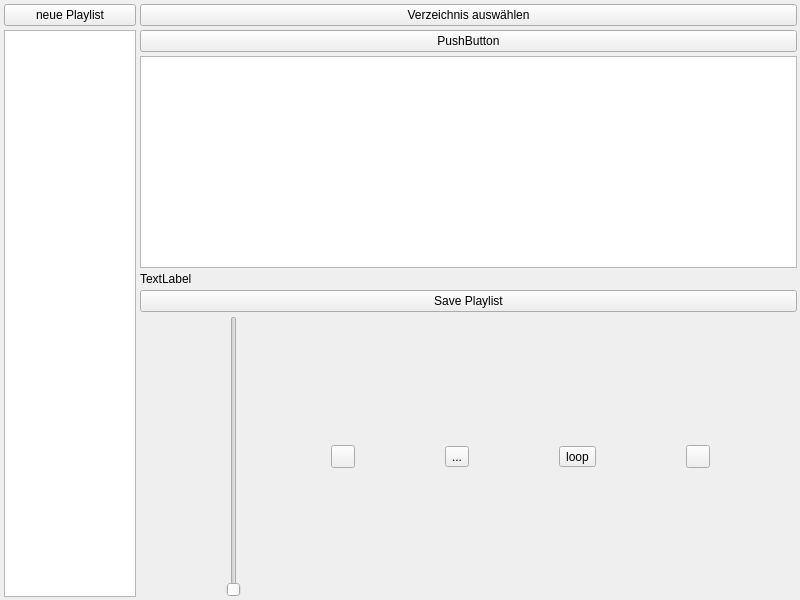
This is mainwindow.ui in mishale/MP3Player-Qt as Qt 5 draws it before an edit. The edited form follows.
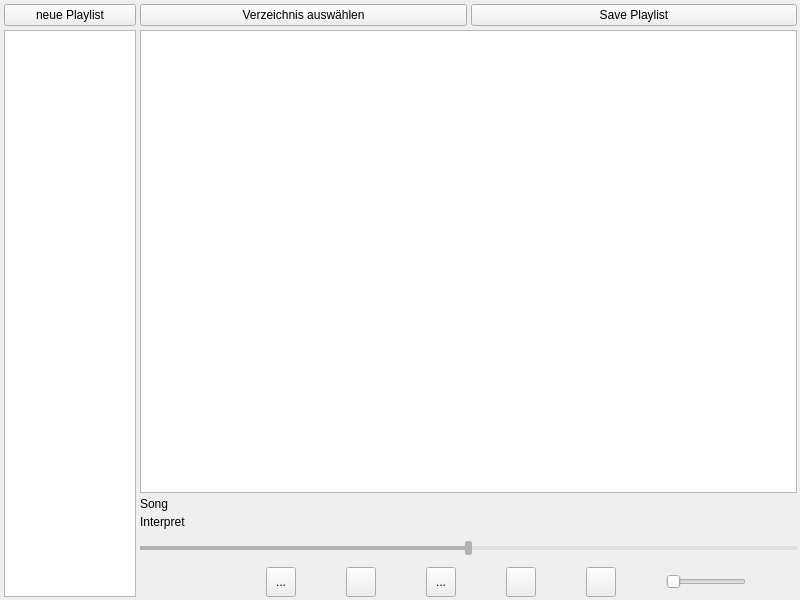
This is the edited form. Icons and pictures are not drawn.

Diff of the .ui file:
```diff
--- a/mainwindow.ui
+++ b/mainwindow.ui
@@ -73,35 +73,100 @@
           <number>4</number>
          </property>
          <item>
-          <widget class="QPushButton" name="selectDirButton">
-           <property name="text">
-            <string>Verzeichnis auswählen</string>
-           </property>
-          </widget>
-         </item>
-         <item>
-          <widget class="QPushButton" name="pushButton">
-           <property name="text">
-            <string>PushButton</string>
-           </property>
-          </widget>
+          <layout class="QHBoxLayout" name="horizontalLayout">
+           <item>
+            <widget class="QPushButton" name="selectDirButton">
+             <property name="text">
+              <string>Verzeichnis auswählen</string>
+             </property>
+            </widget>
+           </item>
+           <item>
+            <widget class="QPushButton" name="saveButton">
+             <property name="sizePolicy">
+              <sizepolicy hsizetype="Minimum" vsizetype="Fixed">
+               <horstretch>0</horstretch>
+               <verstretch>0</verstretch>
+              </sizepolicy>
+             </property>
+             <property name="text">
+              <string>Save Playlist</string>
+             </property>
+            </widget>
+           </item>
+          </layout>
          </item>
          <item>
           <widget class="QListWidget" name="songList"/>
          </item>
-         <item>
-          <widget class="QLabel" name="songMeta">
-           <property name="text">
-            <string>TextLabel</string>
-           </property>
-          </widget>
-         </item>
         </layout>
        </item>
        <item>
-        <widget class="QPushButton" name="saveButton">
+        <widget class="QLabel" name="songTitle">
          <property name="text">
-          <string>Save Playlist</string>
+          <string>Song</string>
+         </property>
+        </widget>
+       </item>
+       <item>
+        <widget class="QLabel" name="songAuthor">
+         <property name="text">
+          <string>Interpret</string>
+         </property>
+        </widget>
+       </item>
+       <item>
+        <widget class="QSlider" name="progressBar">
+         <property name="styleSheet">
+          <string notr="true">QSlider {
+    height: 30px;
+    height: 30px;
+}
+
+/* Groove: Slider Spur */
+QSlider::groove {
+    border: 1px solid #999999;
+    background: #E0E0E0;
+    height: 2px;
+    border-radius: 4px;
+}
+
+/* Groove: Ding zum Sliden */
+QSlider::handle {
+    background: #B2B2B2;
+    border: 1px solid #B2B2B2;
+    width: 5px;
+    height: 20px;
+    margin: -6px 0;
+    border-radius: 2px;
+}
+
+QSlider::handle:hover {
+    background: #5B5C5D;
+    border: 1px solid #5B5C5D;
+}
+
+/* Add-page: rechte Seite vom Slider */
+QSlider::add-page {
+    background: #E0E0E0;
+    border-radius: 4px;
+}
+
+/* Add-page: linke Seite vom Slider */
+QSlider::sub-page {
+    background: #B2B2B2;
+    border-radius: 4px;
+}
+</string>
+         </property>
+         <property name="maximum">
+          <number>100</number>
+         </property>
+         <property name="sliderPosition">
+          <number>50</number>
+         </property>
+         <property name="orientation">
+          <enum>Qt::Orientation::Horizontal</enum>
          </property>
         </widget>
        </item>
@@ -110,15 +175,58 @@
          <property name="spacing">
           <number>4</number>
          </property>
+         <property name="sizeConstraint">
+          <enum>QLayout::SizeConstraint::SetDefaultConstraint</enum>
+         </property>
          <item>
-          <widget class="QSlider" name="volumeSlider">
+          <spacer name="horizontalSpacer">
            <property name="orientation">
-            <enum>Qt::Orientation::Vertical</enum>
+            <enum>Qt::Orientation::Horizontal</enum>
+           </property>
+           <property name="sizeType">
+            <enum>QSizePolicy::Policy::Maximum</enum>
+           </property>
+           <property name="sizeHint" stdset="0">
+            <size>
+             <width>80</width>
+             <height>30</height>
+            </size>
+           </property>
+          </spacer>
+         </item>
+         <item>
+          <widget class="QToolButton" name="shuffleButton">
+           <property name="sizePolicy">
+            <sizepolicy hsizetype="Expanding" vsizetype="Minimum">
+             <horstretch>0</horstretch>
+             <verstretch>0</verstretch>
+            </sizepolicy>
+           </property>
+           <property name="maximumSize">
+            <size>
+             <width>30</width>
+             <height>30</height>
+            </size>
+           </property>
+           <property name="text">
+            <string>...</string>
            </property>
           </widget>
          </item>
          <item>
           <widget class="QToolButton" name="prevButton">
+           <property name="sizePolicy">
+            <sizepolicy hsizetype="Expanding" vsizetype="Maximum">
+             <horstretch>0</horstretch>
+             <verstretch>0</verstretch>
+            </sizepolicy>
+           </property>
+           <property name="maximumSize">
+            <size>
+             <width>30</width>
+             <height>30</height>
+            </size>
+           </property>
            <property name="styleSheet">
             <string notr="true">qproperty-icon: url(:/icons/backward.png);</string>
            </property>
@@ -129,6 +237,18 @@
          </item>
          <item>
           <widget class="QToolButton" name="pauseButton">
+           <property name="sizePolicy">
+            <sizepolicy hsizetype="Expanding" vsizetype="Maximum">
+             <horstretch>0</horstretch>
+             <verstretch>0</verstretch>
+            </sizepolicy>
+           </property>
+           <property name="maximumSize">
+            <size>
+             <width>30</width>
+             <height>30</height>
+            </size>
+           </property>
            <property name="styleSheet">
             <string notr="true"/>
            </property>
@@ -137,15 +257,20 @@
            </property>
           </widget>
          </item>
-         <item>
-          <widget class="QToolButton" name="loopSongBtn">
-           <property name="text">
-            <string>loop</string>
-           </property>
-          </widget>
-         </item>
          <item>
           <widget class="QToolButton" name="nextButton">
+           <property name="sizePolicy">
+            <sizepolicy hsizetype="Expanding" vsizetype="Maximum">
+             <horstretch>0</horstretch>
+             <verstretch>0</verstretch>
+            </sizepolicy>
+           </property>
+           <property name="maximumSize">
+            <size>
+             <width>30</width>
+             <height>30</height>
+            </size>
+           </property>
            <property name="styleSheet">
             <string notr="true">qproperty-icon: url(:/icons/forward.png);</string>
            </property>
@@ -154,6 +279,38 @@
            </property>
           </widget>
          </item>
+         <item>
+          <widget class="QToolButton" name="loopSongBtn">
+           <property name="sizePolicy">
+            <sizepolicy hsizetype="Expanding" vsizetype="Maximum">
+             <horstretch>0</horstretch>
+             <verstretch>0</verstretch>
+            </sizepolicy>
+           </property>
+           <property name="maximumSize">
+            <size>
+             <width>30</width>
+             <height>30</height>
+            </size>
+           </property>
+           <property name="text">
+            <string/>
+           </property>
+          </widget>
+         </item>
+         <item>
+          <widget class="QSlider" name="volumeSlider">
+           <property name="maximumSize">
+            <size>
+             <width>80</width>
+             <height>30</height>
+            </size>
+           </property>
+           <property name="orientation">
+            <enum>Qt::Orientation::Horizontal</enum>
+           </property>
+          </widget>
+         </item>
         </layout>
        </item>
       </layout>
```
